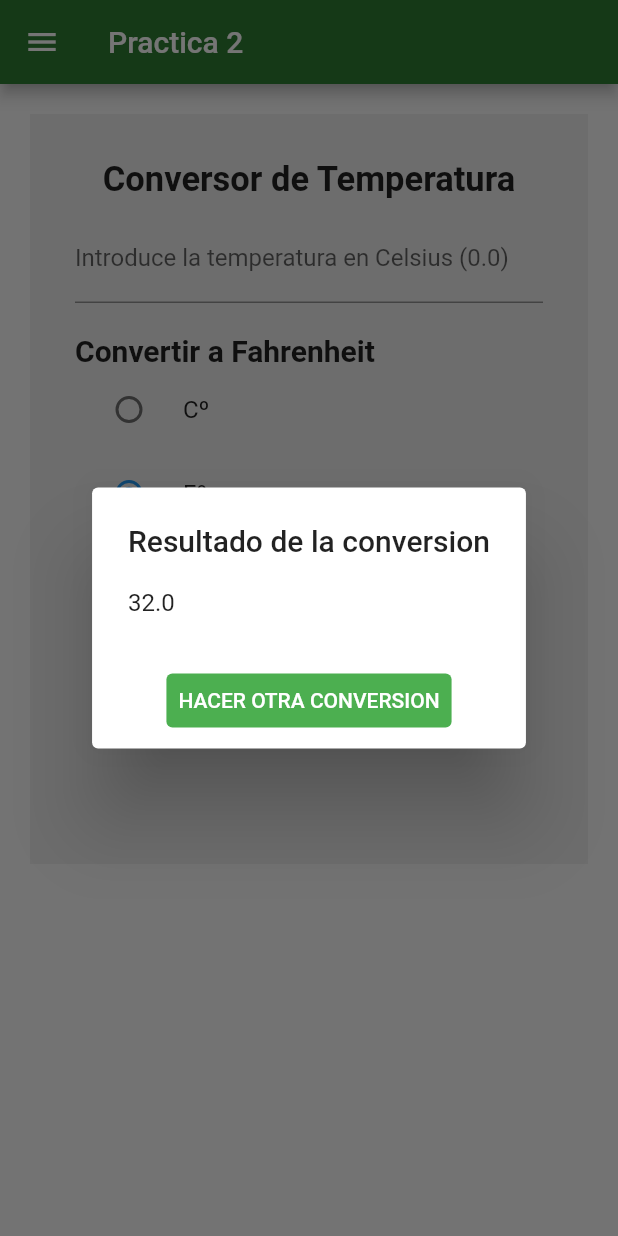
After one commit to LeonardoHOjeda/flutter-codes, a Flutter app: the PracticeTwoScreen screen opened by its route, after a tap on "Fº", after a tap on "Hacer Conversion", on a phone screen of 412 x 824 dp. The commit adds this screen. Run offline on Flutter 3.47's test engine with Material 2 defaults, Android fonts, the phone set to English and light mode, and no system bars; our stand-ins replace image_picker, shared_preferences, sqflite; missing offline and left inert: flutter_barcode_scanner; accounts and stored records are empty.

Commit message:
Finalizacion practica 2

```diff
--- a/progra_movil/lib/main.dart
+++ b/progra_movil/lib/main.dart
@@ -1,4 +1,5 @@
 import 'package:flutter/material.dart';
+import 'package:progra_movil/screens/practice_two.dart';
 import 'package:progra_movil/screens/screens.dart';
 
 void main() => runApp(const MyApp());
@@ -15,7 +16,8 @@ class MyApp extends StatelessWidget {
       initialRoute: HomeScreen.routerName,
       routes: {
         HomeScreen.routerName         : (_) =>  HomeScreen(),
-        PracticeThreeScreen.routerName: (_) =>  PracticeThreeScreen()
+        PracticeThreeScreen.routerName: (_) =>  PracticeThreeScreen(),
+        PracticeTwoScreen.routerName: (_) =>  PracticeTwoScreen()
       },
     );
   }
--- a/progra_movil/lib/screens/practice_three.dart
+++ b/progra_movil/lib/screens/practice_three.dart
@@ -50,7 +50,7 @@ class _PracticeThreeScreenState extends State<PracticeThreeScreen> {
                 child: SingleChildScrollView(
                   physics: AlwaysScrollableScrollPhysics(),
                   padding:
-                      EdgeInsets.symmetric(horizontal: 40.0, vertical: 120.0),
+                      EdgeInsets.symmetric(horizontal: 40.0, vertical: 50.0),
                   child: Column(
                       mainAxisAlignment: MainAxisAlignment.center,
                       children: <Widget>[
--- /dev/null
+++ b/progra_movil/lib/screens/practice_two.dart
@@ -0,0 +1,128 @@
+import 'package:flutter/material.dart';
+import 'package:progra_movil/widgets/widgets.dart';
+
+
+class PracticeTwoScreen extends StatefulWidget {
+
+  static const String routerName = 'PracticeTwo';
+
+  @override
+  State<PracticeTwoScreen> createState() => _PracticeTwoScreenState();
+}
+
+class _PracticeTwoScreenState extends State<PracticeTwoScreen> {
+
+  double temperaturaIntroducida = 0.0;
+  double temperaturaConvertida = 0.0;
+  bool isCelsius = true;
+
+  @override
+  Widget build(BuildContext context) {
+    return Scaffold(
+      appBar: AppBar(
+        title: Text('Practica 2'),
+        backgroundColor: Colors.green[800],
+      ),
+      drawer: SideMenu(),
+      body: GestureDetector(
+        onTap: () => FocusScope.of(context).unfocus(),
+        child: Container(
+          alignment: Alignment.topCenter,
+          color: Colors.grey[200],
+          height: 500,
+          margin: EdgeInsets.all(20),
+          padding: EdgeInsets.all(30),
+          width: double.infinity,
+          child: Column(
+            children: [
+              Text(
+                'Conversor de Temperatura',
+                style: TextStyle(fontSize: 23, fontWeight: FontWeight.bold),
+              ),
+              SizedBox(height: 10),
+              TextField(
+                keyboardType: TextInputType.number,
+                decoration: InputDecoration(
+                  hintText: 'Introduce la temperatura',
+                  labelText: isCelsius ? 'Introduce la temperatura en Fahrenheit ($temperaturaIntroducida)' : 'Introduce la temperatura en Celsius ($temperaturaIntroducida)'
+                ),
+                onChanged: (value){
+                  setState(() {
+                    try {
+                      temperaturaIntroducida = double.parse(value);
+                    } catch (e) {}
+                  });
+                },
+              ),
+              SizedBox(height: 20),
+              Align(
+                alignment: Alignment.centerLeft,
+                child: Text(
+                  isCelsius ? 'Convertir a Celsius' : 'Convertir a Fahrenheit',
+                  style: TextStyle(
+                    fontSize: 20,
+                    fontWeight: FontWeight.bold
+                  ),
+                ),
+              ),
+              RadioListTile(
+                value: true,
+                groupValue: isCelsius,
+                title: Text('Cº'),
+                onChanged: (bool? val) {
+                  setState(() {
+                    isCelsius = val!;
+                  });
+                },
+              ),
+              RadioListTile(
+                value: false,
+                groupValue: isCelsius,
+                title: Text('Fº'),
+                onChanged: (bool? value) {
+                  setState(() {
+                    isCelsius = value!;
+                  });
+                },
+              ),
+              ElevatedButton(
+                onPressed: (){
+                  setState(() {
+                    temperaturaConvertida = isCelsius ? (temperaturaIntroducida - 32) / 1.8 : (temperaturaIntroducida * 1.8) + 32;
+                    showDialog(
+                      context: context,
+                      builder: (context)=>AlertDialog(
+                        title: Text('Resultado de la conversion'),
+                        content: Text('$temperaturaConvertida'),
+                        actions: [
+                          Align(
+                            alignment: Alignment.bottomCenter,
+                            child: TextButton(
+                              onPressed:(){
+                                Navigator.pop(context);
+                              },
+                              child: Text('HACER OTRA CONVERSION'),
+                              style: TextButton.styleFrom(
+                                primary: Colors.white,
+                                backgroundColor: Colors.green
+                              ),
+                            ),
+                          )
+                        ],
+                      )
+                    );
+                  }
+              );
+                },
+                child: Text('Hacer Conversion'),
+                style: ElevatedButton.styleFrom(
+                  primary: Colors.green
+                ),
+              )
+            ]
+          ),
+        ),
+      )
+    );
+  }
+}
--- a/progra_movil/lib/widgets/side_menu.dart
+++ b/progra_movil/lib/widgets/side_menu.dart
@@ -1,4 +1,5 @@
 import 'package:flutter/material.dart';
+import 'package:progra_movil/screens/practice_two.dart';
 import 'package:progra_movil/screens/screens.dart';
 
 class SideMenu extends StatelessWidget {
@@ -30,7 +31,10 @@ class SideMenu extends StatelessWidget {
           ListTile(
             leading: Icon(Icons.looks_two_rounded),
             title: Text('Practice 2'),
-            onTap: () {},
+            onTap: () {
+              Navigator.pop(context);
+              Navigator.pushNamed(context, PracticeTwoScreen.routerName);
+            },
           ),
           ListTile(
             leading: Icon(Icons.looks_3_rounded),
```
